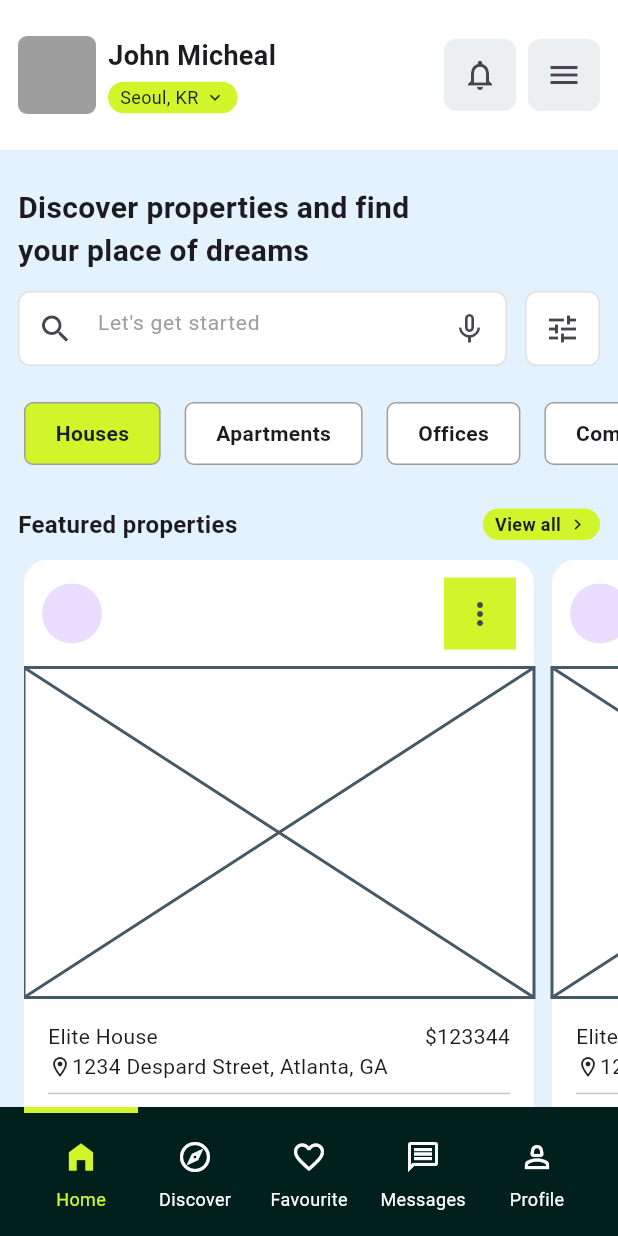
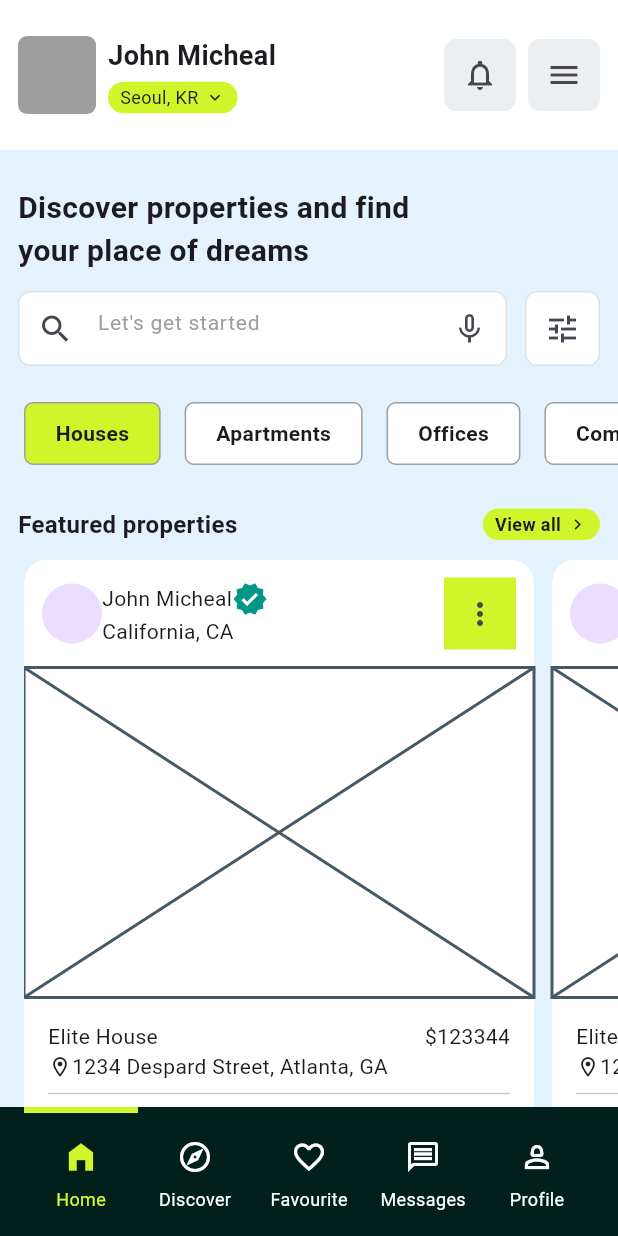
Before and after one commit to JAICHANGPARK/flutter_notebook_chapter_41, a Flutter app: the RealEstateHomePage screen opened directly, on a phone screen of 412 x 824 dp. Run offline on Flutter 3.47's test engine with Material 3 defaults, Android fonts, the phone set to English and light mode, and no system bars; our stand-ins replace gap, hugeicons.

Commit message:
Update real_estate_home_page.dart

```diff
--- a/lib/ep2056_real_estate_app/views/real_estate_home_page.dart
+++ b/lib/ep2056_real_estate_app/views/real_estate_home_page.dart
@@ -274,13 +274,25 @@ class _RealEstateHomePageState extends State<RealEstateHomePage> {
                                         Expanded(
                                           child: Column(
                                             crossAxisAlignment: CrossAxisAlignment.start,
-                                            children: [],
+                                            children: [
+                                              Row(
+                                                children: [
+                                                  Text("John Micheal"),
+                                                  Icon(
+                                                    Icons.verified,
+                                                    color: Colors.teal,
+                                                  ),
+                                                ],
+                                              ),
+                                              Text(
+                                                "California, CA",
+                                              )
+                                            ],
                                           ),
                                         ),
                                         Container(
                                           decoration: BoxDecoration(
                                             color: _accentColor,
-
                                           ),
                                           child: IconButton(
                                             onPressed: () {},
```
